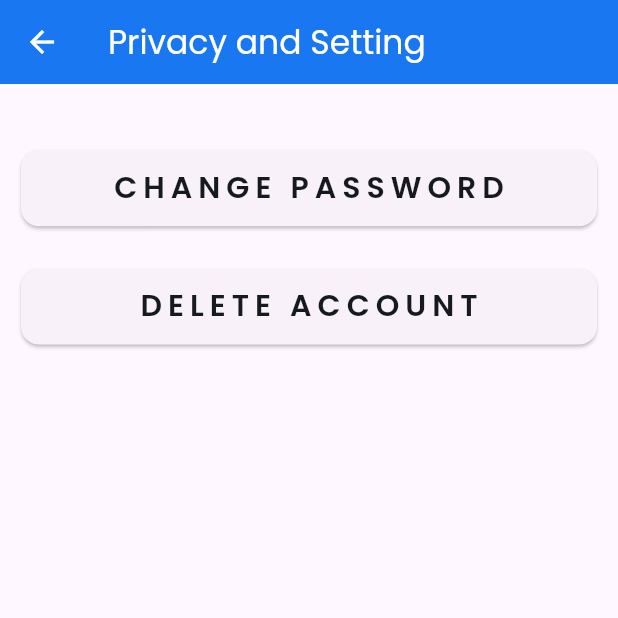
After one commit to arjs1/Cura-Health, a Flutter app: the ProfilePage screen opened directly, after a tap on "PRIVACY & SETTING", on a phone screen of 412 x 824 dp, the top half of it. The commit adds this screen. Run offline on Flutter 3.47's test engine with Material 3 defaults, Android fonts, the phone set to English and light mode, and no system bars; our stand-ins replace carousel_slider, google_fonts.

Commit message:
CRUD operation success

```diff
--- /dev/null
+++ b/lib/core/api/api_fetch_doctor_data.dart
@@ -0,0 +1 @@
+class ApiFetchDoctorData {}
--- a/lib/core/utilis/Speciality_doctor_model_data.dart
+++ b/lib/core/utilis/Speciality_doctor_model_data.dart
@@ -23,12 +23,12 @@ List<SpecialityDoctorModel> specialitydata = [
           "You call them eye doctors. They can prescribe glasses or contact lenses and diagnose and treat diseases like glaucoma. Unlike optometrists, they’re medical doctors who can treat every kind of eye condition as well as operate on the eyes."),
   SpecialityDoctorModel(
       specialityImage: "assets/images/gynacologist.jpg",
-      specialityName: "gynacologist.webp",
+      specialityName: "gynacologist",
       specialityRequirement:
           "Often called OB/GYNs, these doctors focus on women's health, including pregnancy and childbirth. They do Pap smears, pelvic exams, and pregnancy checkups. OB/GYNs are trained in both areas. But some of them may focus on women's reproductive health (gynecologists), and others specialize in caring for pregnant women (obstetricians)."),
   SpecialityDoctorModel(
       specialityImage: "assets/images/cardiologist.jpg",
-      specialityName: "Cardiologist.jpg",
+      specialityName: "Cardiologist",
       specialityRequirement:
           "They’re experts on the heart and blood vessels. You might see them for heart failure, a heart attack, high blood pressure, or an irregular heartbeat."),
 ];
--- /dev/null
+++ b/lib/features/privacyAndSetting/privacy_and_setting.dart
@@ -0,0 +1,93 @@
+import 'package:cure_health_app/core/constant/color_pallete.dart';
+import 'package:cure_health_app/core/provider/login_provider.dart';
+import 'package:cure_health_app/features/profilePage/widget/profile_tablet.dart';
+import 'package:flutter/material.dart';
+import 'package:google_fonts/google_fonts.dart';
+import 'package:provider/provider.dart';
+import 'package:http/http.dart' as http;
+
+class PrivacyAndSetting extends StatefulWidget {
+  const PrivacyAndSetting({super.key});
+
+  @override
+  State<PrivacyAndSetting> createState() => _PrivacyAndSettingState();
+}
+
+class _PrivacyAndSettingState extends State<PrivacyAndSetting> {
+  Future<void> deleteUser(BuildContext context) async {
+    final id = Provider.of<LoginProvider>(context, listen: false).userId;
+    final token = Provider.of<LoginProvider>(context, listen: false).authToken;
+
+    final apiUrl =
+        "https://app-production-7b68.up.railway.app/user-delete/$id/";
+    final url = Uri.parse(apiUrl);
+    try {
+      final response = await http.delete(
+        url,
+        headers: {
+          //  "Content-Type": "application/json"
+          "Authorization": 'Token $token',
+        },
+      );
+
+      if (response.statusCode == 204) {
+        // Successfully received response
+
+        print('Response data: ${response.body}');
+        Navigator.pop(context);
+      } else {
+        // Handle other status codes
+        final token =
+            Provider.of<LoginProvider>(context, listen: false).authToken;
+        print(token);
+        print('Request failed with status: ${response.statusCode}');
+      }
+    } catch (e) {
+      // Handle any errors
+      print('An error occurred: $e');
+    }
+  }
+
+  @override
+  Widget build(BuildContext context) {
+    return Scaffold(
+      appBar: AppBar(
+        backgroundColor: ColorPallete.highlightColor,
+        title: Text(
+          'Privacy and Setting',
+          style: GoogleFonts.poppins(color: Colors.white),
+        ),
+        centerTitle: false,
+        leading: IconButton(
+          onPressed: () {
+            Navigator.pop(context);
+          },
+          icon: Icon(
+            Icons.arrow_back,
+            color: Colors.white,
+          ),
+        ),
+      ),
+      body: Padding(
+        padding: const EdgeInsets.symmetric(horizontal: 10.0),
+        child: Column(
+          spacing: 20,
+          children: [
+            SizedBox(
+              height: 20,
+            ),
+            ProfileTablet(
+              onTap: () {},
+              tabName: "Change Password",
+            ),
+            ProfileTablet(
+                onTap: () {
+                  deleteUser(context);
+                },
+                tabName: "delete Account"),
+          ],
+        ),
+      ),
+    );
+  }
+}
--- a/lib/features/profilePage/profile_page.dart
+++ b/lib/features/profilePage/profile_page.dart
@@ -1,7 +1,11 @@
 import 'package:cure_health_app/core/provider/login_provider.dart';
 import 'package:cure_health_app/core/constant/color_pallete.dart';
+import 'package:cure_health_app/features/appointmentPage/appointment_page.dart';
+import 'package:cure_health_app/features/privacyAndSetting/privacy_and_setting.dart';
+import 'package:cure_health_app/features/profilePage/widget/profile_tablet.dart';
+import 'package:cure_health_app/features/profilePage/profilePageEdit/profile_page_edit.dart';
 import 'package:flutter/material.dart';
-import 'package:google_fonts/google_fonts.dart';
+
 import 'package:http/http.dart' as http;
 
 import 'package:provider/provider.dart';
@@ -70,31 +74,60 @@ class _ProfilePageState extends State<ProfilePage> {
         child: ListView(
           children: [
             CircleAvatar(
-              radius: 70,
+              radius: 80,
               backgroundColor: Colors.amber,
             ),
             SizedBox(
-              height: 10,
-            ),
-            MaterialButton(
-              onPressed: () {},
-              child: Text("edit"),
-              color: Colors.amber,
+              height: 20,
             ),
             Divider(),
-            Row(
-              children: [
-                Text("username"),
-                Container(
-                  decoration: BoxDecoration(
-                    color: ColorPallete.tabColor,
+            Padding(
+              padding: const EdgeInsets.symmetric(horizontal: 10.0),
+              child: Column(
+                spacing: 30,
+                children: [
+                  SizedBox(
+                    height: 10,
                   ),
-                  child: Text(
-                    userName.toString(),
-                    style: GoogleFonts.poppins(color: Colors.white),
+                  ProfileTablet(
+                    onTap: () {
+                      Navigator.push(
+                        context,
+                        MaterialPageRoute(
+                          builder: (context) => AppointmentPage(),
+                        ),
+                      );
+                    },
+                    tabName: "Your appointment",
                   ),
-                )
-              ],
+                  ProfileTablet(
+                    onTap: () {
+                      Navigator.push(
+                        context,
+                        MaterialPageRoute(
+                          builder: (context) => ProfilePageEdit(),
+                        ),
+                      );
+                    },
+                    tabName: "personal info",
+                  ),
+                  ProfileTablet(
+                    onTap: () {
+                      Navigator.push(
+                          context,
+                          MaterialPageRoute(
+                              builder: (context) => PrivacyAndSetting()));
+                    },
+                    tabName: "privacy & setting",
+                  ),
+                  ProfileTablet(
+                    onTap: () {
+                      Navigator.pop(context);
+                    },
+                    tabName: "logout",
+                  ),
+                ],
+              ),
             )
           ],
         ),
--- /dev/null
+++ b/lib/features/profilePage/widget/profile_tablet.dart
@@ -0,0 +1,44 @@
+import 'package:cure_health_app/core/constant/color_pallete.dart';
+import 'package:flutter/material.dart';
+import 'package:google_fonts/google_fonts.dart';
+
+// ignore: must_be_immutable
+class ProfileTablet extends StatefulWidget {
+  void Function()? onTap;
+  final String tabName;
+  ProfileTablet({
+    super.key,
+    required this.onTap,
+    required this.tabName,
+  });
+
+  @override
+  State<ProfileTablet> createState() => _ProfileTabletState();
+}
+
+class _ProfileTabletState extends State<ProfileTablet> {
+  @override
+  Widget build(BuildContext context) {
+    return SizedBox(
+      width: MediaQuery.of(context).size.width,
+      height: MediaQuery.of(context).size.width / 7,
+      child: GestureDetector(
+        onTap: widget.onTap,
+        child: Card(
+          child: Center(
+            child: Text(
+              textAlign: TextAlign.start,
+              widget.tabName.toUpperCase(),
+              style: GoogleFonts.poppins(
+                fontSize: 20,
+                fontWeight: FontWeight.w600,
+                color: ColorPallete.tabColor,
+                letterSpacing: 4.0,
+              ),
+            ),
+          ),
+        ),
+      ),
+    );
+  }
+}
```
Also changed, not shown: lib/core/provider/login_provider.dart (+41 -0 lines), lib/features/allspecialityPage/all_speciality_page.dart (added, +69 -0 lines), lib/features/appointmentPage/appointment_page.dart (added, +36 -0 lines), lib/features/homeScreen/home_page.dart (+7 -1 lines), lib/features/profilePage/edit_page.dart (deleted, +0 -15 lines), lib/features/profilePage/profilePageEdit/profile_page_edit.dart (added, +206 -0 lines), lib/features/profilePage/profilePageEdit/widgets/profile_text_container.dart (added, +54 -0 lines).
